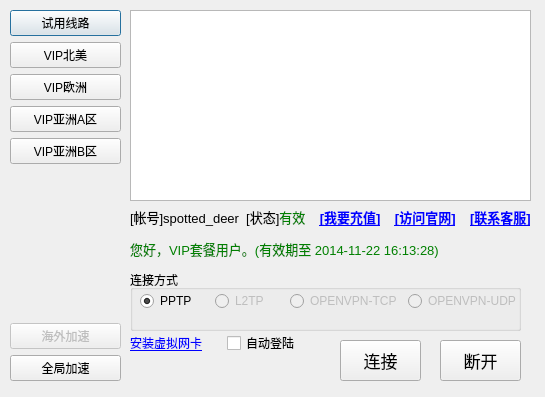
Before: the Qt Designer form listdialog.ui in aiguoyiyuan/vpn_linux, drawn with Qt 5.
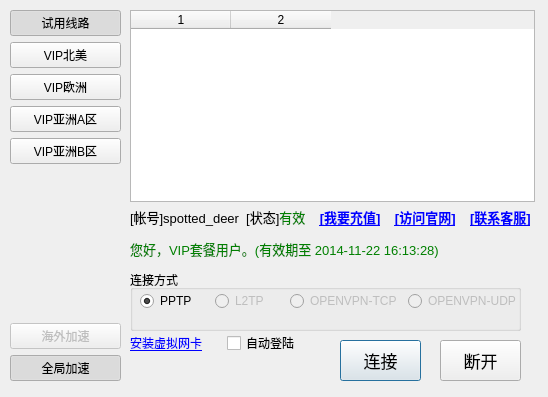
After: the same form once the commit is applied.

Diff of the .ui file:
```diff
--- a/listdialog.ui
+++ b/listdialog.ui
@@ -6,7 +6,7 @@
    <rect>
     <x>0</x>
     <y>0</y>
-    <width>545</width>
+    <width>548</width>
     <height>397</height>
    </rect>
   </property>
@@ -47,6 +47,21 @@
       <property name="text">
        <string>试用线路</string>
       </property>
+      <property name="checkable">
+       <bool>true</bool>
+      </property>
+      <property name="checked">
+       <bool>true</bool>
+      </property>
+      <property name="autoDefault">
+       <bool>false</bool>
+      </property>
+      <property name="default">
+       <bool>false</bool>
+      </property>
+      <attribute name="buttonGroup">
+       <string notr="true">areaGroup</string>
+      </attribute>
      </widget>
     </item>
     <item>
@@ -105,6 +120,21 @@
       <property name="text">
        <string>全局加速</string>
       </property>
+      <property name="checkable">
+       <bool>true</bool>
+      </property>
+      <property name="checked">
+       <bool>true</bool>
+      </property>
+      <property name="autoDefault">
+       <bool>false</bool>
+      </property>
+      <property name="default">
+       <bool>false</bool>
+      </property>
+      <attribute name="buttonGroup">
+       <string notr="true">rangeGroup</string>
+      </attribute>
      </widget>
     </item>
    </layout>
@@ -217,6 +247,9 @@
    <property name="text">
     <string>连接</string>
    </property>
+   <property name="default">
+    <bool>true</bool>
+   </property>
   </widget>
   <widget class="QPushButton" name="pushButton_2">
    <property name="geometry">
@@ -241,10 +274,15 @@
     <rect>
      <x>130</x>
      <y>10</y>
-     <width>401</width>
-     <height>191</height>
+     <width>405</width>
+     <height>192</height>
     </rect>
    </property>
+   <property name="columnCount">
+    <number>2</number>
+   </property>
+   <column/>
+   <column/>
   </widget>
   <widget class="QWidget" name="layoutWidget">
    <property name="geometry">
```
Left out of the diff: 51 changed lines with no effect on the pictures.
